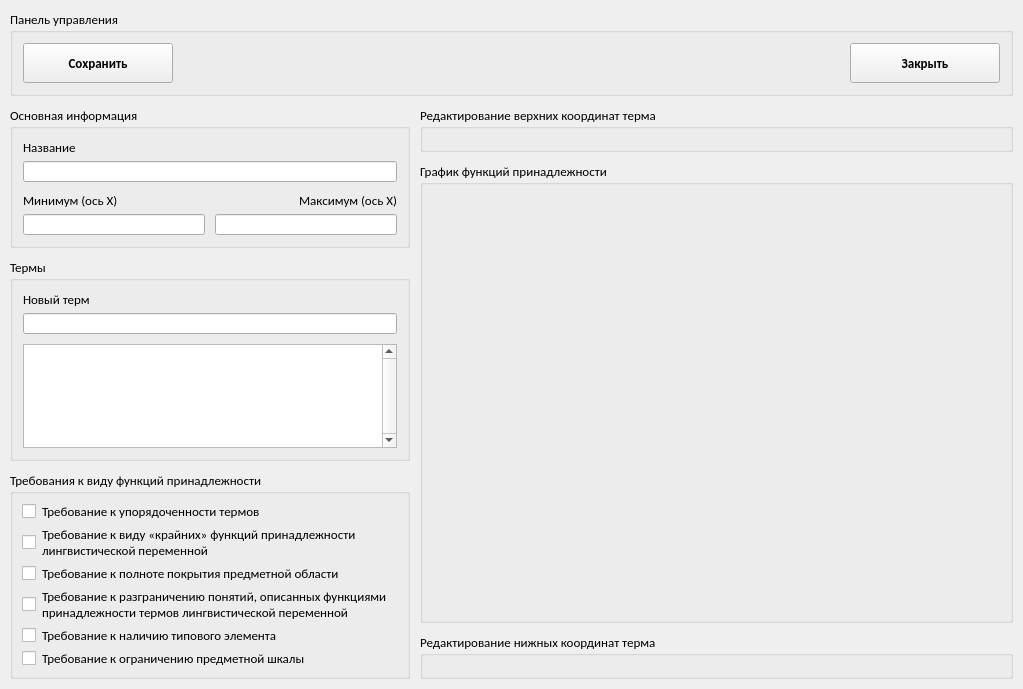
Qt form ui/lp_editor_window.ui (WeeIIer/knowledge_representation-lab_2) before a commit.
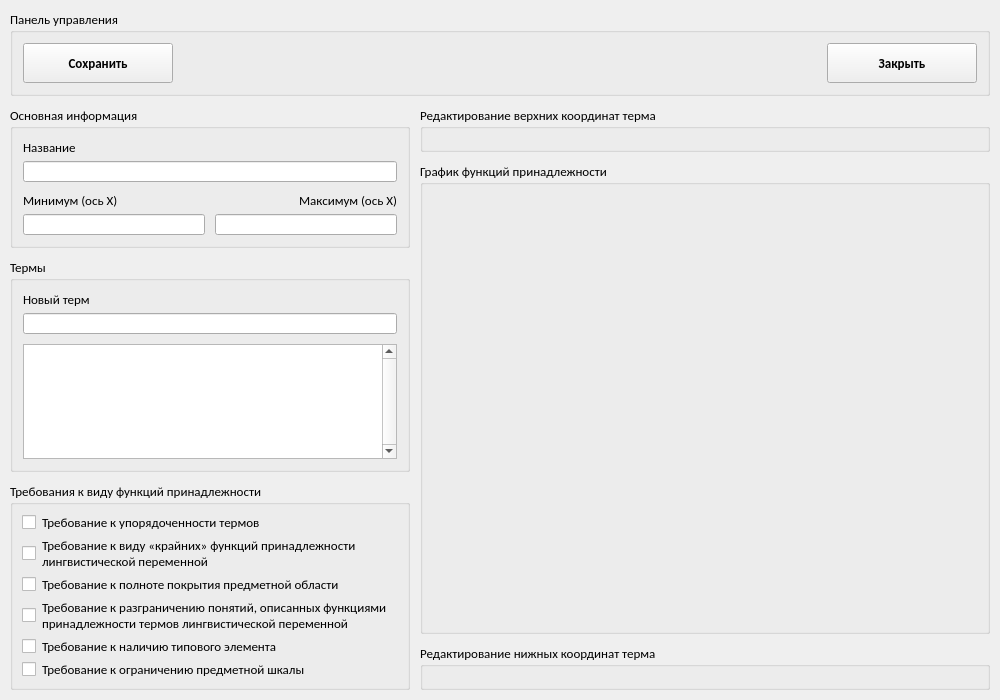
The same form after that commit.

The edit to the form file:
```diff
--- a/ui/lp_editor_window.ui
+++ b/ui/lp_editor_window.ui
@@ -6,8 +6,8 @@
    <rect>
     <x>0</x>
     <y>0</y>
-    <width>1023</width>
-    <height>689</height>
+    <width>1000</width>
+    <height>700</height>
    </rect>
   </property>
   <property name="sizePolicy">
```
